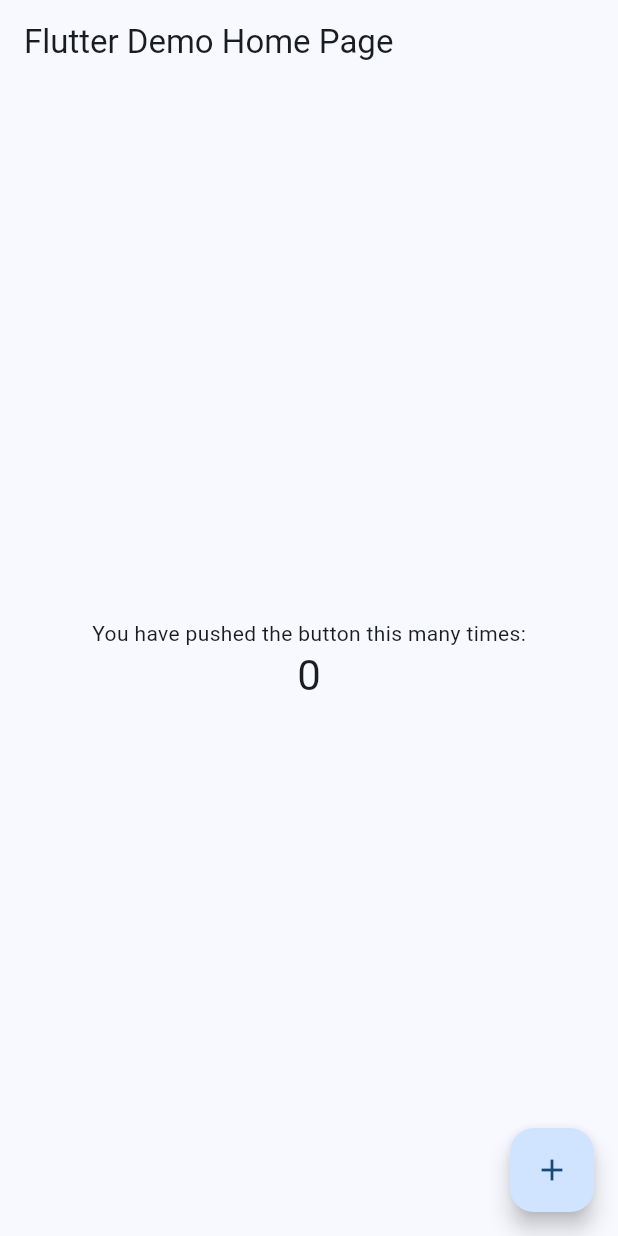
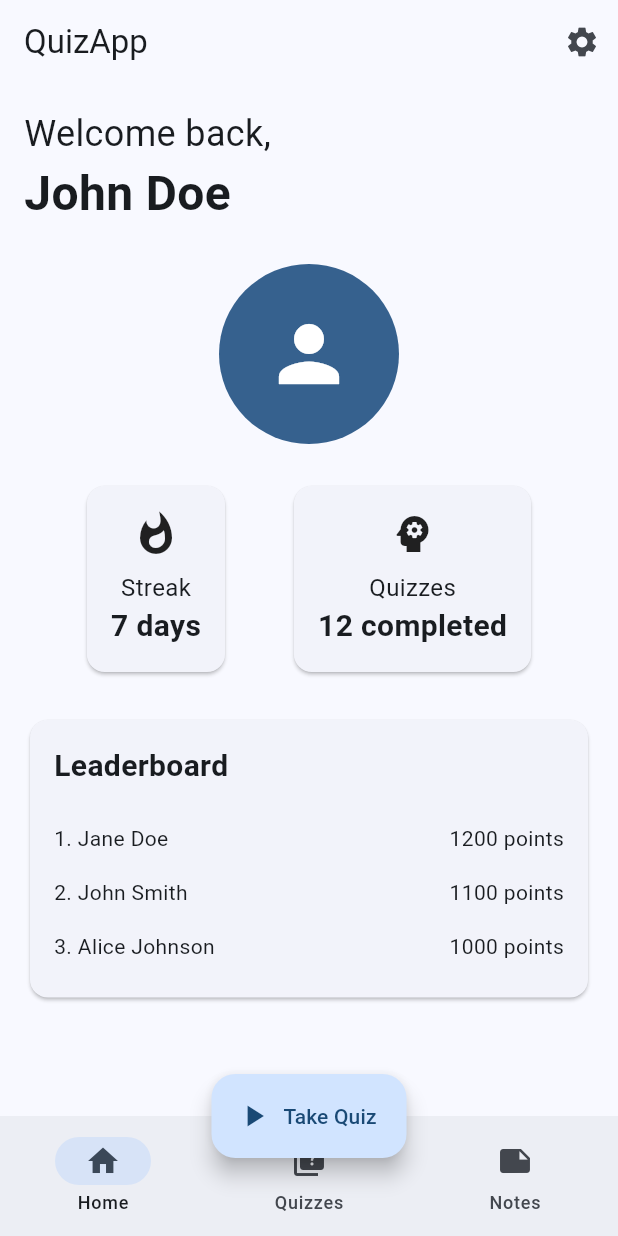
Before and after one commit to Oroskan/SETP-Coursework-1, a Flutter app: the screen it shows after launch, on a phone screen of 412 x 824 dp. Run offline on Flutter 3.47's test engine with Material 3 defaults, Android fonts, the phone set to English and light mode, and no system bars.

Commit message:
Created homepage

```diff
--- a/flutter_project/lib/home.dart
+++ b/flutter_project/lib/home.dart
@@ -0,0 +1,161 @@
+import 'package:flutter/material.dart';
+
+class HomePage extends StatefulWidget {
+  const HomePage({super.key});
+
+  @override
+  State<HomePage> createState() => _HomePageState();
+}
+
+class _HomePageState extends State<HomePage> {
+  int _selectedIndex = 0;
+
+  @override
+  Widget build(BuildContext context) {
+    return Scaffold(
+      appBar: AppBar(
+        title: const Text('QuizApp'),
+        actions: [
+          IconButton(
+            icon: const Icon(Icons.settings),
+            onPressed: () {
+              // TODO: Implement settings navigation
+            },
+          ),
+        ],
+      ),
+      body: SingleChildScrollView(
+        child: Padding(
+          padding: const EdgeInsets.all(16.0),
+          child: Column(
+            crossAxisAlignment: CrossAxisAlignment.start,
+            children: [
+              // Greeting Section
+              const Text(
+                'Welcome back,',
+                style: TextStyle(fontSize: 24),
+              ),
+              const Text(
+                'John Doe', // Placeholder username
+                style: TextStyle(fontSize: 32, fontWeight: FontWeight.bold),
+              ),
+              const SizedBox(height: 24),
+
+              // Profile Picture
+              Center(
+                child: CircleAvatar(
+                  radius: 60,
+                  backgroundColor: Theme.of(context).colorScheme.primary,
+                  child:
+                      const Icon(Icons.person, size: 60, color: Colors.white),
+                ),
+              ),
+              const SizedBox(height: 24),
+
+              // Stats Section
+              Row(
+                mainAxisAlignment: MainAxisAlignment.spaceEvenly,
+                children: [
+                  _buildStatCard('Streak', '7 days', Icons.whatshot),
+                  _buildStatCard('Quizzes', '12 completed', Icons.psychology),
+                ],
+              ),
+              const SizedBox(height: 24),
+
+              // Leaderboard Section
+              Card(
+                child: Padding(
+                  padding: const EdgeInsets.all(16.0),
+                  child: Column(
+                    crossAxisAlignment: CrossAxisAlignment.start,
+                    children: [
+                      const Text(
+                        'Leaderboard',
+                        style: TextStyle(
+                          fontSize: 20,
+                          fontWeight: FontWeight.bold,
+                        ),
+                      ),
+                      const SizedBox(height: 16),
+                      _buildLeaderboardItem('1. Jane Doe', '1200 points'),
+                      _buildLeaderboardItem('2. John Smith', '1100 points'),
+                      _buildLeaderboardItem('3. Alice Johnson', '1000 points'),
+                    ],
+                  ),
+                ),
+              ),
+            ],
+          ),
+        ),
+      ),
+      floatingActionButton: FloatingActionButton.extended(
+        onPressed: () {
+          // TODO: Implement quiz navigation
+        },
+        label: const Text('Take Quiz'),
+        icon: const Icon(Icons.play_arrow),
+      ),
+      floatingActionButtonLocation: FloatingActionButtonLocation.centerDocked,
+      bottomNavigationBar: NavigationBar(
+        selectedIndex: _selectedIndex,
+        onDestinationSelected: (index) {
+          setState(() {
+            _selectedIndex = index;
+          });
+        },
+        destinations: const [
+          NavigationDestination(
+            icon: Icon(Icons.home),
+            label: 'Home',
+          ),
+          NavigationDestination(
+            icon: Icon(Icons.quiz),
+            label: 'Quizzes',
+          ),
+          NavigationDestination(
+            icon: Icon(Icons.note),
+            label: 'Notes',
+          ),
+        ],
+      ),
+    );
+  }
+
+  Widget _buildStatCard(String title, String value, IconData icon) {
+    return Card(
+      child: Padding(
+        padding: const EdgeInsets.all(16.0),
+        child: Column(
+          children: [
+            Icon(icon, size: 32),
+            const SizedBox(height: 8),
+            Text(
+              title,
+              style: const TextStyle(fontSize: 16),
+            ),
+            Text(
+              value,
+              style: const TextStyle(
+                fontSize: 20,
+                fontWeight: FontWeight.bold,
+              ),
+            ),
+          ],
+        ),
+      ),
+    );
+  }
+
+  Widget _buildLeaderboardItem(String name, String score) {
+    return Padding(
+      padding: const EdgeInsets.symmetric(vertical: 8.0),
+      child: Row(
+        mainAxisAlignment: MainAxisAlignment.spaceBetween,
+        children: [
+          Text(name),
+          Text(score),
+        ],
+      ),
+    );
+  }
+}
--- a/flutter_project/lib/main.dart
+++ b/flutter_project/lib/main.dart
@@ -1,6 +1,9 @@
 import 'package:flutter/material.dart';
+import 'home.dart';
 
-void main() => runApp(const MyApp());
+void main() {
+  runApp(const MyApp());
+}
 
 class MyApp extends StatelessWidget {
   const MyApp({super.key});
@@ -8,62 +11,12 @@ class MyApp extends StatelessWidget {
   @override
   Widget build(BuildContext context) {
     return MaterialApp(
-      title: 'Flutter Demo',
-      debugShowCheckedModeBanner: false,
+      title: 'Quiz App',
       theme: ThemeData(
-        colorSchemeSeed: Colors.blue,
+        colorScheme: ColorScheme.fromSeed(seedColor: Colors.blue),
+        useMaterial3: true,
       ),
-      home: const MyHomePage(title: 'Flutter Demo Home Page'),
+      home: const HomePage(),
     );
   }
 }
-
-class MyHomePage extends StatefulWidget {
-  final String title;
-
-  const MyHomePage({
-    super.key,
-    required this.title,
-  });
-
-  @override
-  State<MyHomePage> createState() => _MyHomePageState();
-}
-
-class _MyHomePageState extends State<MyHomePage> {
-  int _counter = 0;
-
-  void _incrementCounter() {
-    setState(() {
-      _counter++;
-    });
-  }
-
-  @override
-  Widget build(BuildContext context) {
-    return Scaffold(
-      appBar: AppBar(
-        title: Text(widget.title),
-      ),
-      body: Center(
-        child: Column(
-          mainAxisAlignment: MainAxisAlignment.center,
-          children: [
-            const Text(
-              'You have pushed the button this many times:',
-            ),
-            Text(
-              '$_counter',
-              style: Theme.of(context).textTheme.headlineMedium,
-            ),
-          ],
-        ),
-      ),
-      floatingActionButton: FloatingActionButton(
-        onPressed: _incrementCounter,
-        tooltip: 'Increment',
-        child: const Icon(Icons.add),
-      ),
-    );
-  }
-}
--- a/flutter_project/lib/question.dart
+++ b/flutter_project/lib/question.dart
@@ -5,36 +5,36 @@
 // fillInTheBlank
 
 
-import 'package:flutter/material.dart';
-import 'dart:math';
+// import 'package:flutter/material.dart';
+// import 'dart:math';
 
-//renders the logical component
-class MultipleChoiceWidget {
+// //renders the logical component
+// class MultipleChoiceWidget {
 
 
 
-  final MultipleChoice multipleChoice;
+//   final MultipleChoice multipleChoice;
 
-  MultipleChoiceWidget({this.multipleChoice});
+//   MultipleChoiceWidget({this.multipleChoice});
 
 
-  correctIndex = Random().nextInt(multipleChoice.choices.length);
+//   correctIndex = Random().nextInt(multipleChoice.choices.length);
 
 
 
-  return Widget;
-}
+//   return Widget;
+// }
 
-//logical component of quesiton
-class MultipleChoice{
+// //logical component of quesiton
+// class MultipleChoice{
 
-  final String question;
-  final List<String> choices;
-  final String answer;
+//   final String question;
+//   final List<String> choices;
+//   final String answer;
 
-  MultipleChoice({this.question, this.choices, this.answer});
+//   MultipleChoice({this.question, this.choices, this.answer});
 
-}
+// }
 
 
 
```
Also changed, not shown: 2 other files.
